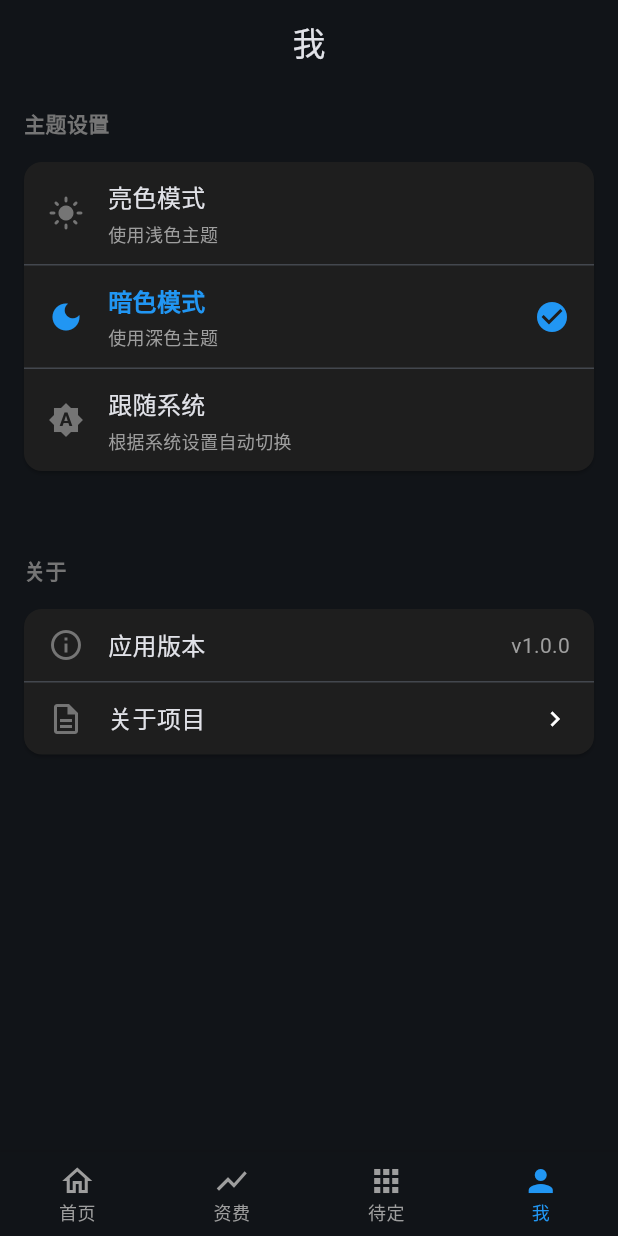
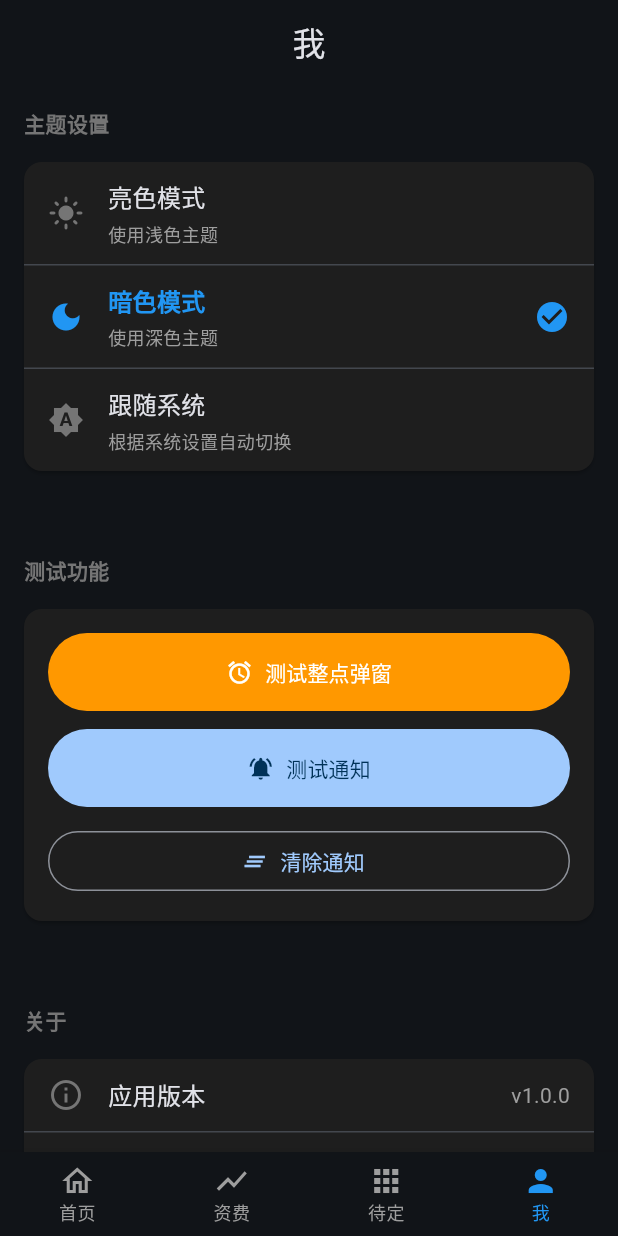
Before and after one commit to softchar/TomApp, a Flutter app: the screen it shows after launch, item 4 of the bottom bar chosen, on a phone screen of 412 x 824 dp. Run offline on Flutter 3.47's test engine with Material 3 defaults, Android fonts, the phone set to English and light mode, and no system bars; our stand-ins replace flutter_local_notifications, shared_preferences, timezone; network calls fail.

Commit message:
feat: 添加整点资费变化通知功能
- 添加 NotificationService 用于发送系统通知
- 添加 PopupAlertService 实现整点自动检查资费间隔变化
- 当检测到合约资费间隔从非1小时变为1小时时，发送5次通知（间隔10秒）
- 支持后台运行，使用 zonedSchedule 安排定时通知
- 在"我"页面添加测试按钮

Co-Authored-By: Claude Opus 4.5 <noreply@anthropic.com>

```diff
--- a/lib/screens/profile_screen.dart
+++ b/lib/screens/profile_screen.dart
@@ -1,10 +1,28 @@
 import 'package:flutter/material.dart';
 import 'package:provider/provider.dart';
+import '../main.dart' show popupAlertService;
 import '../services/theme_provider.dart';
+import '../services/notification_service.dart';
 
 /// 我的页面
-class ProfileScreen extends StatelessWidget {
+class ProfileScreen extends StatefulWidget {
   const ProfileScreen({super.key});
+
+  @override
+  State<ProfileScreen> createState() => _ProfileScreenState();
+}
+
+class _ProfileScreenState extends State<ProfileScreen> {
+  final NotificationService _notificationService = NotificationService();
+  int _notificationCount = 0;
+
+  final List<String> _randomMessages = [
+    'RIVERUSDT 的资费间隔已变为1小时',
+    'ETHUSDT 发现高费率机会！',
+    'BTCUSDT 资费间隔更新',
+    '新的1小时合约可用',
+    '资费提醒：检查您的持仓',
+  ];
 
   @override
   Widget build(BuildContext context) {
@@ -52,6 +70,85 @@ class ProfileScreen extends StatelessWidget {
                 ),
               );
             },
+          ),
+          const SizedBox(height: 32),
+          // 测试部分
+          _buildSectionHeader('测试功能'),
+          Card(
+            margin: const EdgeInsets.symmetric(horizontal: 16, vertical: 8),
+            child: Padding(
+              padding: const EdgeInsets.all(16),
+              child: Column(
+                crossAxisAlignment: CrossAxisAlignment.stretch,
+                children: [
+                  // 测试整点弹窗按钮
+                  FilledButton.icon(
+                    icon: const Icon(Icons.alarm),
+                    label: const Text('测试整点弹窗'),
+                    onPressed: () async {
+                      final messenger = ScaffoldMessenger.of(context);
+                      await popupAlertService.testCheck();
+                      if (mounted) {
+                        messenger.showSnackBar(
+                          const SnackBar(
+                            content: Text('已触发整点检查测试'),
+                            duration: Duration(seconds: 2),
+                          ),
+                        );
+                      }
+                    },
+                    style: FilledButton.styleFrom(
+                      backgroundColor: Colors.orange,
+                      foregroundColor: Colors.white,
+                      padding: const EdgeInsets.symmetric(horizontal: 24, vertical: 16),
+                    ),
+                  ),
+                  const SizedBox(height: 12),
+                  // 测试通知按钮
+                  FilledButton.icon(
+                    icon: const Icon(Icons.notifications_active),
+                    label: const Text('测试通知'),
+                    onPressed: () async {
+                      setState(() {
+                        _notificationCount++;
+                      });
+                      final messenger = ScaffoldMessenger.of(context);
+                      await _notificationService.show(
+                        _notificationCount,
+                        '测试通知 #$_notificationCount',
+                        _randomMessages[_notificationCount % _randomMessages.length],
+                      );
+                      if (mounted) {
+                        messenger.showSnackBar(
+                          SnackBar(
+                            content: Text('已发送通知 #$_notificationCount'),
+                            duration: const Duration(seconds: 1),
+                          ),
+                        );
+                      }
+                    },
+                    style: FilledButton.styleFrom(
+                      padding: const EdgeInsets.symmetric(horizontal: 24, vertical: 16),
+                    ),
+                  ),
+                  const SizedBox(height: 12),
+                  // 清除通知按钮
+                  OutlinedButton.icon(
+                    icon: const Icon(Icons.clear_all, size: 18),
+                    label: const Text('清除通知'),
+                    onPressed: () async {
+                      final messenger = ScaffoldMessenger.of(context);
+                      await _notificationService.cancelAll();
+                      if (mounted) {
+                        messenger.showSnackBar(
+                          const SnackBar(content: Text('所有通知已清除')),
+                        );
+                      }
+                    },
+                  ),
+                ],
+              ),
+            ),
           ),
           const SizedBox(height: 32),
           // 关于部分
--- a/lib/services/funding_rate_provider.dart
+++ b/lib/services/funding_rate_provider.dart
@@ -2,10 +2,12 @@ import 'dart:async';
 import 'package:flutter/material.dart';
 import '../models/funding_rate.dart';
 import '../services/binance_api_service.dart';
+import '../services/notification_service.dart';
 
 /// 资金费率数据管理Provider
 class FundingRateProvider with ChangeNotifier {
   final BinanceApiService _apiService;
+  final NotificationService _notificationService;
 
   List<FundingRate> _fundingRates = [];
   List<FundingRate> _filteredRates = [];
@@ -15,8 +17,11 @@ class FundingRateProvider with ChangeNotifier {
   String _searchQuery = '';
   SortType _sortType = SortType.intervalAsc;
 
-  FundingRateProvider({BinanceApiService? apiService})
-      : _apiService = apiService ?? BinanceApiService();
+  FundingRateProvider({
+    BinanceApiService? apiService,
+    NotificationService? notificationService,
+  })  : _apiService = apiService ?? BinanceApiService(),
+        _notificationService = notificationService ?? NotificationService();
 
   List<FundingRate> get fundingRates => _filteredRates;
   bool get isLoading => _isLoading;
@@ -31,7 +36,12 @@ class FundingRateProvider with ChangeNotifier {
     notifyListeners();
 
     try {
-      _fundingRates = await _apiService.getUSDTFuturesRates();
+      final newRates = await _apiService.getUSDTFuturesRates();
+
+      // 检查间隔变化并发送通知
+      await _notificationService.checkIntervalChanges(newRates);
+
+      _fundingRates = newRates;
       _applyFilterAndSort();
       _errorMessage = null;
     } catch (e) {
--- a/pubspec.yaml
+++ b/pubspec.yaml
@@ -13,6 +13,8 @@ dependencies:
   intl: ^0.18.1
   provider: ^6.1.0
   shared_preferences: ^2.2.2
+  flutter_local_notifications: ^17.2.3
+  timezone: ^0.9.4
 
 dev_dependencies:
   flutter_test:
```
Also changed, not shown: lib/main.dart (+7 -1 lines), lib/services/notification_service.dart (added, +172 -0 lines), lib/services/popup_alert_service.dart (added, +196 -0 lines), pubspec.lock, 3 other files.
